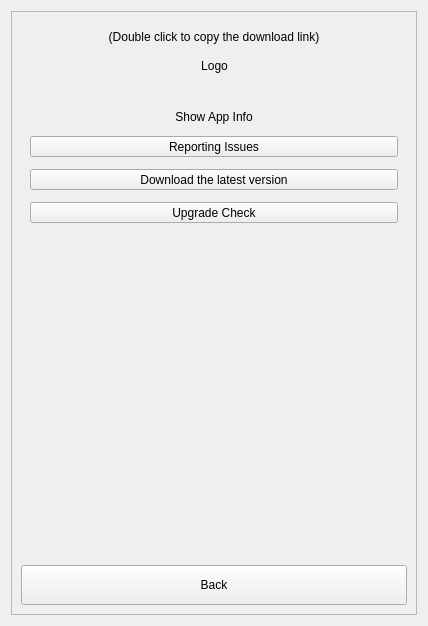
Before: the Qt Designer form src/AboutThis.ui in ic005k/Knot, drawn with Qt 5.
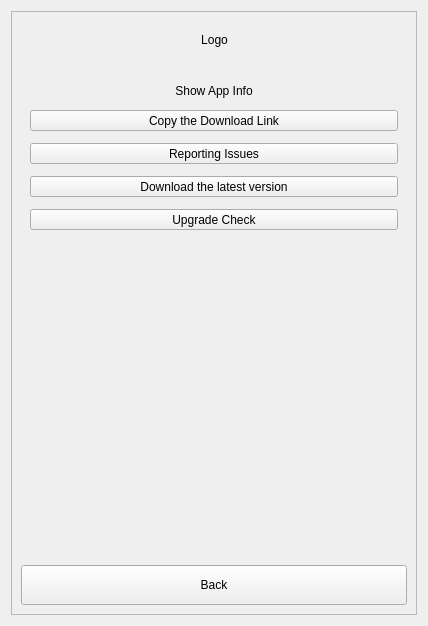
After: the same form once the commit is applied.

```diff
--- a/src/AboutThis.ui
+++ b/src/AboutThis.ui
@@ -44,16 +44,6 @@
          <property name="spacing">
           <number>12</number>
          </property>
-         <item>
-          <widget class="QLabel" name="lblTip">
-           <property name="text">
-            <string>(Double click to copy the download link)</string>
-           </property>
-           <property name="alignment">
-            <set>Qt::AlignCenter</set>
-           </property>
-          </widget>
-         </item>
          <item>
           <layout class="QHBoxLayout" name="horizontalLayout_2">
            <item>
@@ -131,7 +121,20 @@
             <string>Show App Info</string>
            </property>
            <property name="alignment">
-            <set>Qt::AlignCenter</set>
+            <set>Qt::AlignmentFlag::AlignCenter</set>
+           </property>
+          </widget>
+         </item>
+         <item>
+          <widget class="QToolButton" name="btnCopyDownLoadLink">
+           <property name="sizePolicy">
+            <sizepolicy hsizetype="Preferred" vsizetype="Fixed">
+             <horstretch>0</horstretch>
+             <verstretch>0</verstretch>
+            </sizepolicy>
+           </property>
+           <property name="text">
+            <string>Copy the Download Link</string>
            </property>
           </widget>
          </item>
```
Left out of the diff: 16 changed lines with no effect on the pictures.
